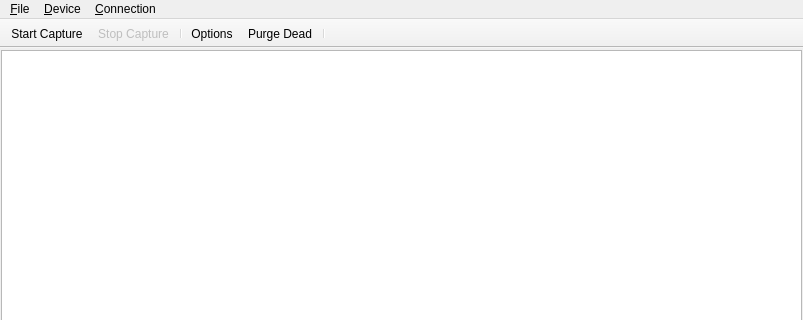
The window that analyzer/forms/MainWindow.ui (jvesely/netsniffer) describes before a commit, drawn with Qt 5; both pictures show x 0 to 803 and y 0 to 320 of the 803 by 606 pixel window.
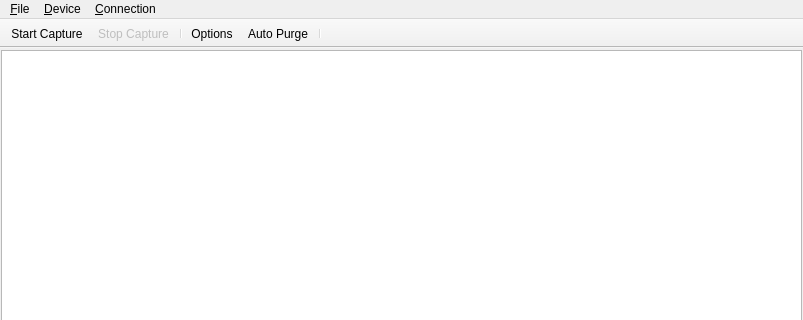
The same window after the commit. Icons and pictures are not drawn.

The edit to the form file:
```diff
--- a/analyzer/forms/MainWindow.ui
+++ b/analyzer/forms/MainWindow.ui
@@ -125,7 +125,7 @@
    <addaction name="actionStop" />
    <addaction name="separator" />
    <addaction name="actionOptions" />
-   <addaction name="actionPurge" />
+   <addaction name="actionAuto_Purge" />
    <addaction name="separator" />
   </widget>
   <action name="actionStart" >
```
Left out of the diff: 16 changed lines with no effect on the pictures.
